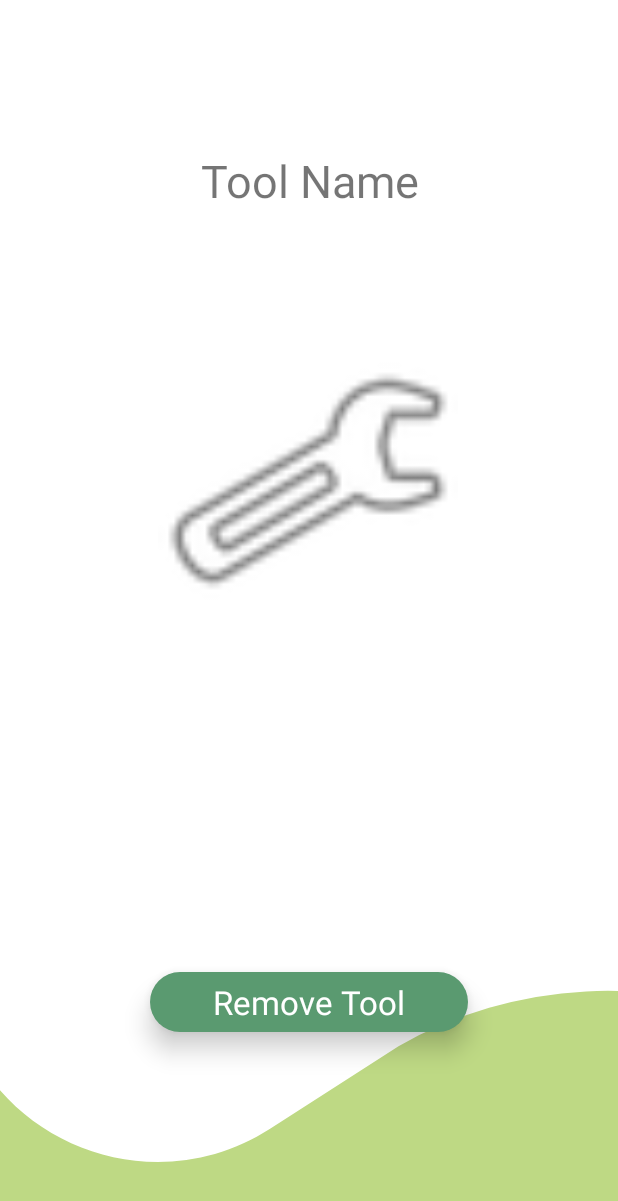
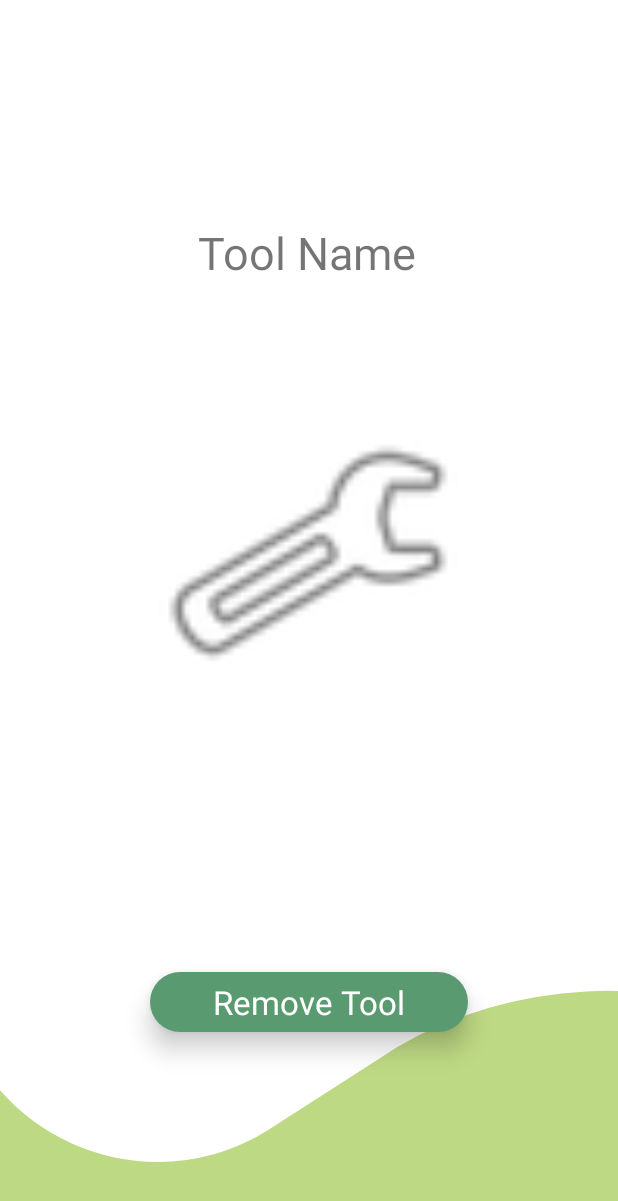
Before and after one commit to ETS-Android1/tool-share-mobile, an Android app: the ViewLendedToolActivity screen opened directly, with no data from a screen before it, on a phone screen of 412 x 824 dp. Shown: the top 1201 px of the screen. Run offline under Robolectric (Android 15) with nearby library versions, the phone set to English and light mode, and no system bars; libraries missing offline, so code that uses them is left out: com.amplifyframework.api, com.amplifyframework.auth, com.amplifyframework.core; Roboto replaces fonts that are not available here; 14 statements that could not run were skipped.

Commit message:
added ui bug fix on lended tool acitivity

```diff
--- a/app/src/main/java/com/toolsharemobile/myapplication/activity/ViewLendedToolActivity.java
+++ b/app/src/main/java/com/toolsharemobile/myapplication/activity/ViewLendedToolActivity.java
@@ -21,6 +21,7 @@ import com.google.android.material.snackbar.Snackbar;
 import com.toolsharemobile.myapplication.R;
 import com.toolsharemobile.myapplication.adapter.LendToolRecyclerViewAdapter;
 
+import java.util.Locale;
 import java.util.concurrent.CompletableFuture;
 import java.util.concurrent.ExecutionException;
 
@@ -52,6 +53,9 @@ public class ViewLendedToolActivity extends AppCompatActivity {
 
         TextView toolName = findViewById(R.id.viewOwnedToolNameTextView);
         ImageView toolIcon = findViewById(R.id.viewOwnedToolImageIcon);
+        TextView toolBorrowUser = findViewById(R.id.textViewLendedToolBorrowUser);
+
+        toolBorrowUser.setVisibility(View.INVISIBLE);
 
 
         Intent callingIntent = getIntent();
@@ -95,7 +99,13 @@ public class ViewLendedToolActivity extends AppCompatActivity {
 
         runOnUiThread(() ->
         {
+
             toolName.setText(toolToEdit.getToolType().toString());
+            if (toolToEdit.getOpenBorrowRequest()){
+                toolBorrowUser.setVisibility(View.VISIBLE);
+                toolBorrowUser.setText(toolToEdit.getBorrowByUser() + " is requesting to borrow this tool");
+            }
+
 
             if (toolToEdit.getToolType().equals(ToolTypeEnum.CROWBAR)) toolIcon.setImageResource(R.drawable.crowbar);
             if (toolToEdit.getToolType().equals(ToolTypeEnum.JIGSAW)) toolIcon.setImageResource(R.drawable.jigsaw);
--- a/app/src/main/res/layout/activity_view_lended_tool.xml
+++ b/app/src/main/res/layout/activity_view_lended_tool.xml
@@ -7,21 +7,34 @@
     android:background="@drawable/view_tool_ui"
     tools:context=".activity.ViewLendedToolActivity">
 
+
+    <TextView
+        android:id="@+id/textViewLendedToolBorrowUser"
+        android:layout_width="match_parent"
+        android:layout_height="wrap_content"
+        android:layout_margin="10dp"
+        android:layout_marginTop="24dp"
+        android:gravity="center"
+        android:text="Pending User Borrow Request"
+        android:textColor="@color/black"
+        android:textSize="30sp"
+        app:layout_constraintEnd_toEndOf="parent"
+        app:layout_constraintStart_toStartOf="parent"
+        app:layout_constraintTop_toTopOf="parent" />
+
     <TextView
         android:id="@+id/viewOwnedToolNameTextView"
         android:layout_width="match_parent"
         android:layout_height="wrap_content"
 
-        android:layout_marginTop="100dp"
-        android:layout_marginStart="30dp"
-        android:layout_marginEnd="30dp"
+        android:layout_marginTop="148dp"
+        android:layout_marginEnd="4dp"
         android:gravity="center"
 
         android:text="Tool Name"
         android:textSize="30sp"
         app:layout_constraintEnd_toEndOf="parent"
         app:layout_constraintTop_toTopOf="parent" />
-
 
     <ImageView
         android:id="@+id/viewOwnedToolImageIcon"
@@ -67,8 +80,8 @@
         android:id="@+id/confirmButton"
         android:layout_width="wrap_content"
         android:layout_height="wrap_content"
-        android:layout_marginStart="36dp"
-        android:layout_marginTop="24dp"
+        android:layout_marginStart="72dp"
+        android:layout_marginTop="88dp"
 
 
         android:text="Confirm"
@@ -79,8 +92,8 @@
         android:id="@+id/denyButton"
         android:layout_width="wrap_content"
         android:layout_height="wrap_content"
-        android:layout_marginTop="24dp"
-        android:layout_marginEnd="20dp"
+        android:layout_marginTop="88dp"
+        android:layout_marginEnd="72dp"
         android:text="Deny"
         app:layout_constraintEnd_toEndOf="parent"
         app:layout_constraintTop_toTopOf="parent" />
```
